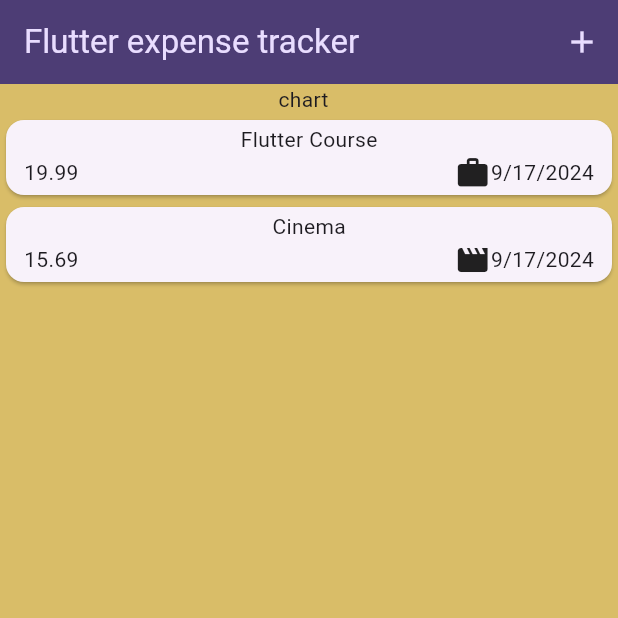
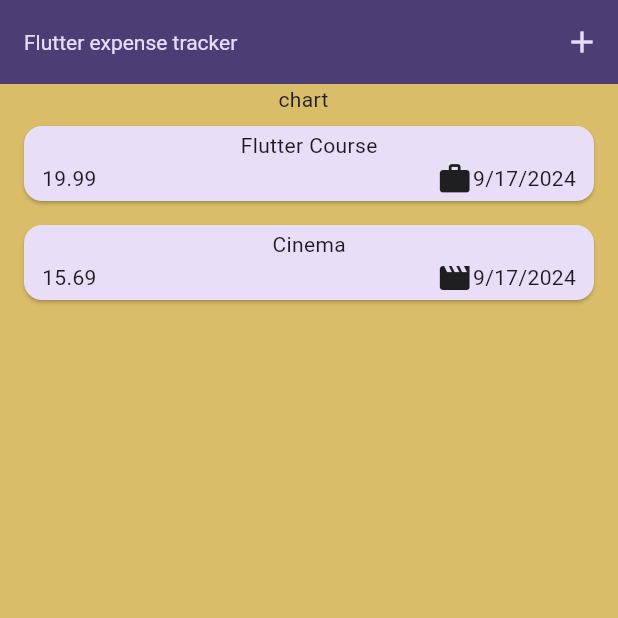
Before and after one commit to sachinsebastian1212/Flutter-expense_tracker, a Flutter app: the screen it shows after launch, on a phone screen of 412 x 824 dp, the top half of it. Run offline on Flutter 3.47's test engine with Material 3 defaults, Android fonts, the phone set to English and light mode, and no system bars.

Commit message:
some theme settings

```diff
--- a/lib/main.dart
+++ b/lib/main.dart
@@ -19,7 +19,24 @@ class MainApp extends StatelessWidget {
         appBarTheme: const AppBarTheme().copyWith(
           backgroundColor: kColorScheme.onPrimaryContainer,
           foregroundColor: kColorScheme.primaryContainer
+        ),
+        cardTheme: const CardTheme().copyWith(
+          color: kColorScheme.secondaryContainer,
+          margin: const EdgeInsets.symmetric(horizontal: 16,vertical: 8)
+        ),
+        elevatedButtonTheme: ElevatedButtonThemeData(
+          style: ElevatedButton.styleFrom(
+            backgroundColor: kColorScheme.primaryContainer
+          )
+        ),
+        textTheme: ThemeData().textTheme.copyWith(
+          titleLarge: TextStyle(
+            fontWeight: FontWeight.normal,
+            color: kColorScheme.onSecondaryContainer,
+            fontSize: 14,
+          )
         )
+
       ),
       home: const Expenses(),
       );
```
